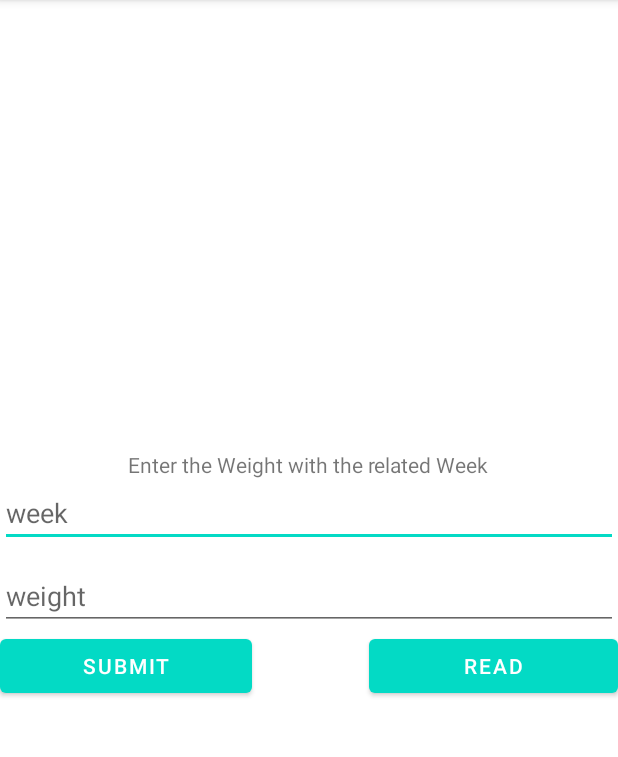
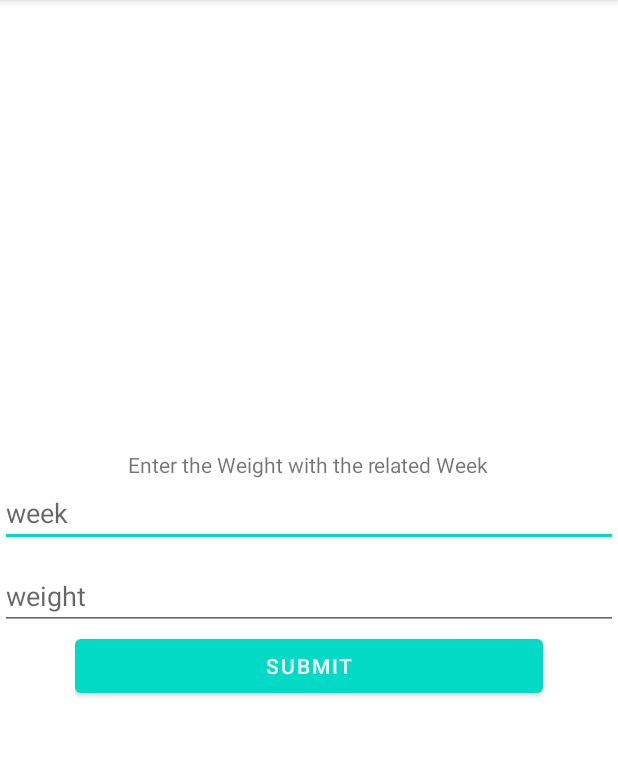
Before and after one commit to A-tafaj/stay-fit, an Android app: the UserActivity screen opened directly, with no data from a screen before it, on a phone screen of 412 x 824 dp, the part 84-841 px from its top. Run offline under Robolectric (Android 15) with nearby library versions, the phone set to English and light mode, and no system bars; our stand-ins replace Firebase (no records; nobody signed in at launch, a user with empty details on screens opened directly).

Commit message:
Refactoring & added animations

```diff
--- a/app/build.gradle
+++ b/app/build.gradle
@@ -33,6 +33,7 @@ dependencies {
 
     implementation 'androidx.appcompat:appcompat:1.3.1'
     implementation 'com.google.android.material:material:1.4.0'
+    //implementation 'com.google.android.material:material:1.5.0-alpha04'
     implementation 'androidx.constraintlayout:constraintlayout:2.1.1'
     implementation 'androidx.navigation:navigation-fragment:2.3.5'
     implementation 'androidx.navigation:navigation-ui:2.3.5'
@@ -43,6 +44,7 @@ dependencies {
     implementation 'com.google.firebase:firebase-database:20.0.2'
     implementation 'com.github.bumptech.glide:glide:4.12.0'
     implementation 'com.google.code.gson:gson:2.8.8'
+    //implementation "com.android.support:support-fragment:+"
 
     testImplementation 'junit:junit:4.13.2'
     androidTestImplementation 'androidx.test.ext:junit:1.1.3'
--- a/app/src/main/java/fiek/unipr/stayfit/activities/LoginActivity.java
+++ b/app/src/main/java/fiek/unipr/stayfit/activities/LoginActivity.java
@@ -1,6 +1,6 @@
 package fiek.unipr.stayfit.activities;
 
-import androidx.appcompat.app.AppCompatActivity;
+import static fiek.unipr.stayfit.activities.RegisterActivity.hideSoftKeyboard;
 
 import android.content.Intent;
 import android.database.Cursor;
@@ -13,11 +13,11 @@ import android.widget.Button;
 import android.widget.EditText;
 import android.widget.Toast;
 
-import static fiek.unipr.stayfit.activities.RegisterActivity.hideSoftKeyboard;
+import androidx.appcompat.app.AppCompatActivity;
 
+import fiek.unipr.stayfit.R;
 import fiek.unipr.stayfit.helpers.DatabaseHelper;
 import fiek.unipr.stayfit.helpers.DatabaseModelHelper;
-import fiek.unipr.stayfit.R;
 
 public class LoginActivity extends AppCompatActivity {
 
--- a/app/src/main/java/fiek/unipr/stayfit/activities/MainActivity.java
+++ b/app/src/main/java/fiek/unipr/stayfit/activities/MainActivity.java
@@ -25,10 +25,8 @@ public class MainActivity extends AppCompatActivity {
         args.putString("email", getIntent().getExtras().getString("email"));
         fragment.setArguments(args);
 
-
         FragmentManager fragmentManager = getSupportFragmentManager();
         FragmentTransaction fragmentTransaction = fragmentManager.beginTransaction();
-
 
         fragmentTransaction.add(R.id.tvProfileName, fragment);
 
--- a/app/src/main/java/fiek/unipr/stayfit/activities/ShowActivity.java
+++ b/app/src/main/java/fiek/unipr/stayfit/activities/ShowActivity.java
@@ -1,5 +1,4 @@
 package fiek.unipr.stayfit.activities;
-
 
 import android.os.Bundle;
 
--- a/app/src/main/java/fiek/unipr/stayfit/activities/UserActivity.java
+++ b/app/src/main/java/fiek/unipr/stayfit/activities/UserActivity.java
@@ -1,8 +1,9 @@
 package fiek.unipr.stayfit.activities;
 
-import android.content.Intent;
 import android.os.Bundle;
 import android.view.View;
+import android.view.animation.Animation;
+import android.view.animation.AnimationUtils;
 import android.widget.Button;
 import android.widget.EditText;
 
@@ -16,10 +17,9 @@ import java.util.HashMap;
 import fiek.unipr.stayfit.R;
 
 public class UserActivity extends AppCompatActivity {
-
-
+    private Animation scale;
     private EditText etWeek, etWeight;
-    private Button btnSubmit, btnRead;
+    private Button btnSubmit;
 
     private FirebaseDatabase db = FirebaseDatabase.getInstance();
     private DatabaseReference root = db.getReference().child("weekNweight");
@@ -32,7 +32,11 @@ public class UserActivity extends AppCompatActivity {
         etWeek = findViewById(R.id.etWeek);
         etWeight = findViewById(R.id.etWeight);
         btnSubmit = findViewById(R.id.button);
-        btnRead = findViewById(R.id.button2);
+
+        btnSubmit.setAlpha(0f);
+        btnSubmit.animate().alpha(1f).setDuration(2000);
+
+        scale = AnimationUtils.loadAnimation(this, R.anim.scal_button_animation);
 
         btnSubmit.setOnClickListener(new View.OnClickListener() {
             @Override
@@ -45,14 +49,6 @@ public class UserActivity extends AppCompatActivity {
                 progressMap.put("week", week);
                 progressMap.put("weight", weight);
                 root.push().setValue(progressMap);
-
-            }
-        });
-
-        btnRead.setOnClickListener(new View.OnClickListener() {
-            @Override
-            public void onClick(View v) {
-                startActivity(new Intent(UserActivity.this, ShowActivity.class));
             }
         });
     }
--- a/app/src/main/java/fiek/unipr/stayfit/activities/fitActivity.java
+++ b/app/src/main/java/fiek/unipr/stayfit/activities/fitActivity.java
@@ -29,11 +29,11 @@ import java.util.concurrent.ExecutionException;
 
 import fiek.unipr.stayfit.R;
 import fiek.unipr.stayfit.adapters.ImageAdapter;
+import fiek.unipr.stayfit.adapters.RecyclerViewExerciseAdapter;
+import fiek.unipr.stayfit.adapters.WorkoutsAdapter;
 import fiek.unipr.stayfit.fragments.PictureFragment;
-import fiek.unipr.stayfit.adapters.RecyclerViewExerciseAdapter;
+import fiek.unipr.stayfit.models.Exercises;
 import fiek.unipr.stayfit.models.Workouts;
-import fiek.unipr.stayfit.adapters.WorkoutsAdapter;
-import fiek.unipr.stayfit.models.Exercises;
 
 public class fitActivity extends AppCompatActivity {
 
--- a/app/src/main/java/fiek/unipr/stayfit/adapters/FoodsListAdapter.java
+++ b/app/src/main/java/fiek/unipr/stayfit/adapters/FoodsListAdapter.java
@@ -22,10 +22,6 @@ public class FoodsListAdapter extends RecyclerView.Adapter<FoodsListAdapter.View
     private List<FoodsModel> foodsModelList = new ArrayList<>();
 
     public FoodsListAdapter(List<FoodsModel> foodsModelList) {
-        this.foodsModelList = foodsModelList;
-    }
-
-    public void setFoodsModelList(List<FoodsModel> foodsModelList) {
         this.foodsModelList = foodsModelList;
     }
 
@@ -65,7 +61,6 @@ public class FoodsListAdapter extends RecyclerView.Adapter<FoodsListAdapter.View
             e.printStackTrace();
         }
 
-
         Glide.with(holder.foodImageUrl)
                 .load(foodsModelList.get(position).getUrl())
                 .into(holder.foodImageUrl);
--- a/app/src/main/java/fiek/unipr/stayfit/adapters/RecyclerViewExerciseAdapter.java
+++ b/app/src/main/java/fiek/unipr/stayfit/adapters/RecyclerViewExerciseAdapter.java
@@ -1,5 +1,4 @@
 package fiek.unipr.stayfit.adapters;
-
 
 import android.annotation.SuppressLint;
 import android.content.Context;
--- a/app/src/main/java/fiek/unipr/stayfit/helpers/DatabaseHelper.java
+++ b/app/src/main/java/fiek/unipr/stayfit/helpers/DatabaseHelper.java
@@ -3,17 +3,19 @@ package fiek.unipr.stayfit.helpers;
 import android.content.Context;
 import android.database.sqlite.SQLiteDatabase;
 import android.database.sqlite.SQLiteOpenHelper;
+import android.os.AsyncTask;
 
 import androidx.annotation.Nullable;
 
-public class DatabaseHelper extends SQLiteOpenHelper {
+public class DatabaseHelper extends SQLiteOpenHelper{
     public DatabaseHelper(@Nullable Context context ) {
         super(context, "UsersDB", null, 1);
     }
 
     @Override
     public void onCreate(SQLiteDatabase sqLiteDatabase) {
-        sqLiteDatabase.execSQL("create table Users(ID INTEGER PRIMARY KEY AUTOINCREMENT, Name TEXT, LastName TEXT, Email TEXT, Password TEXT, Gender TEXT)");
+        sqLiteDatabase
+                .execSQL("create table Users(ID INTEGER PRIMARY KEY AUTOINCREMENT, Name TEXT, LastName TEXT, Email TEXT, Password TEXT, Gender TEXT)");
     }
 
     @Override
--- a/app/src/main/java/fiek/unipr/stayfit/helpers/DbResponse.java
+++ /dev/null
@@ -1,6 +0,0 @@
-package fiek.unipr.stayfit.helpers;
-
-public class DbResponse {
-    public String name;
-    public String lastName;
-}
--- a/app/src/main/res/layout/activity_user.xml
+++ b/app/src/main/res/layout/activity_user.xml
@@ -33,6 +33,7 @@
         <LinearLayout
             android:layout_width="match_parent"
             android:layout_height="wrap_content"
+            android:layout_marginHorizontal="50dp"
             android:orientation="horizontal">
             <Button
                 android:layout_width="wrap_content"
@@ -40,16 +41,7 @@
                 android:layout_weight="1"
                 android:text="Submit"
                 android:id="@+id/button"></Button>
-            <Space
-                android:layout_width="wrap_content"
-                android:layout_height="wrap_content"
-                android:layout_weight="1"/>
-            <Button
-                android:layout_width="wrap_content"
-                android:layout_height="wrap_content"
-                android:text="Read"
-                android:layout_weight="1"
-                android:id="@+id/button2"></Button>
+
         </LinearLayout>
     </LinearLayout>
 </LinearLayout>
```
Also changed, not shown: app/src/main/AndroidManifest.xml (+4 -4 lines), app/src/main/java/fiek/unipr/stayfit/StayFitApp.java (deleted, +0 -23 lines), app/src/main/java/fiek/unipr/stayfit/activities/DisplayActivity.java (+39 -7 lines), app/src/main/java/fiek/unipr/stayfit/activities/RegisterActivity.java (+11 -0 lines), app/src/main/java/fiek/unipr/stayfit/fragments/foodsFragment.java (+13 -65 lines), app/src/main/java/fiek/unipr/stayfit/fragments/profileFragment.java (+18 -25 lines), app/src/main/res/layout/activity_display.xml (+12 -0 lines), 1 other file.
